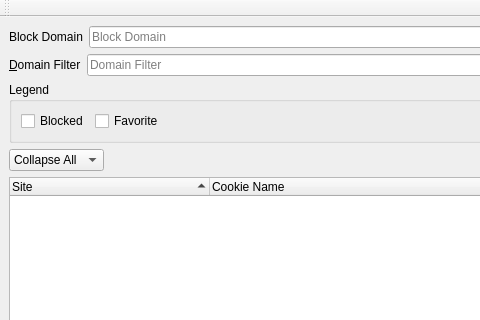
The window that UI/dooble_cookies_window.ui (textbrowser/dooble) describes before a commit, drawn with Qt 5; both pictures show x 0 to 480 and y 0 to 320 of the 700 by 600 pixel window.
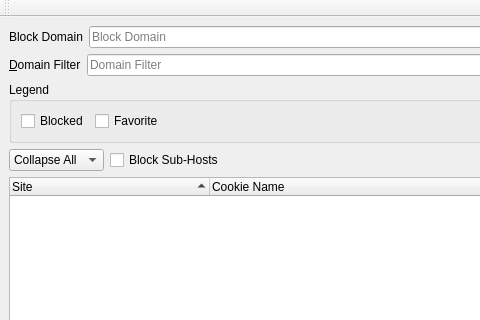
The same window after the commit. Icons and pictures are not drawn. Custom widgets are drawn as their Qt base class.

Commit message: Blocking cookies.

What changed in the file:
```diff
--- a/UI/dooble_cookies_window.ui
+++ b/UI/dooble_cookies_window.ui
@@ -368,6 +368,16 @@
         </item>
        </widget>
       </item>
+      <item>
+       <widget class="QCheckBox" name="block_subhosts">
+        <property name="toolTip">
+         <string>&lt;html&gt;&lt;head/&gt;&lt;body&gt;&lt;p&gt;Suppose the URL's host is abc.def.ghi.org. If this option is enabled and an entry such as .ghi.org (or ghi.org) exists and is checked, the cookie will be blocked. Otherwise, the cookie will be blocked if .abc.def.ghi.org (or abc.def.ghi.org) exists and is checked. &lt;/p&gt;&lt;/body&gt;&lt;/html&gt;</string>
+        </property>
+        <property name="text">
+         <string>Block Sub-Hosts</string>
+        </property>
+       </widget>
+      </item>
       <item>
        <spacer name="horizontalSpacer_4">
         <property name="orientation">
```
Left out of the diff: 1 changed line with no effect on the pictures. The commit also changes 2 other files.
